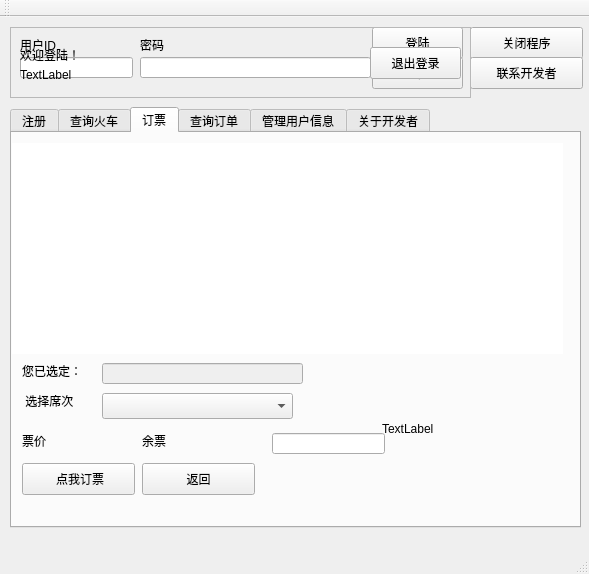
Before: the Qt Designer form QtPartB/mainwindow.ui in peterzheng98/2017-2018-B_DS_TrainTicketBooking, drawn with Qt 5.
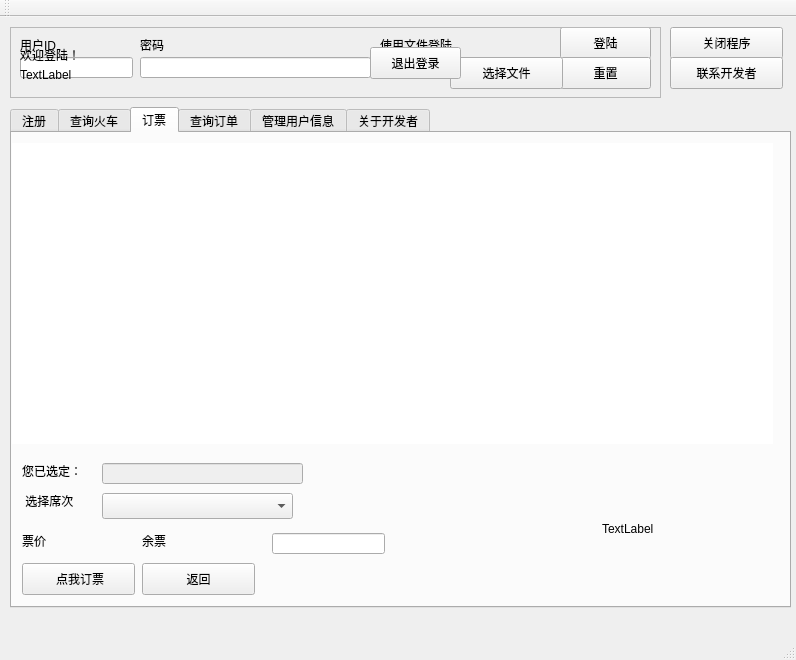
After: the same form once the commit is applied. The open tabs and pages were chosen to show the change. Icons and pictures are not drawn.

Patch:
```diff
--- a/QtPartB/mainwindow.ui
+++ b/QtPartB/mainwindow.ui
@@ -6,8 +6,8 @@
    <rect>
     <x>0</x>
     <y>0</y>
-    <width>589</width>
-    <height>574</height>
+    <width>796</width>
+    <height>660</height>
    </rect>
   </property>
   <property name="windowTitle">
@@ -19,7 +19,7 @@
      <rect>
       <x>10</x>
       <y>10</y>
-      <width>461</width>
+      <width>651</width>
       <height>71</height>
      </rect>
     </property>
@@ -32,7 +32,7 @@
     <widget class="QPushButton" name="login_frame_login">
      <property name="geometry">
       <rect>
-       <x>362</x>
+       <x>550</x>
        <y>0</y>
        <width>91</width>
        <height>32</height>
@@ -45,7 +45,7 @@
     <widget class="QPushButton" name="login_frame_reset">
      <property name="geometry">
       <rect>
-       <x>362</x>
+       <x>550</x>
        <y>30</y>
        <width>91</width>
        <height>32</height>
@@ -110,11 +110,50 @@
       <string>密码</string>
      </property>
     </widget>
+    <widget class="QLabel" name="label_26">
+     <property name="geometry">
+      <rect>
+       <x>370</x>
+       <y>10</y>
+       <width>81</width>
+       <height>16</height>
+      </rect>
+     </property>
+     <property name="text">
+      <string>使用文件登陆</string>
+     </property>
+    </widget>
+    <widget class="QLabel" name="label_35">
+     <property name="geometry">
+      <rect>
+       <x>370</x>
+       <y>30</y>
+       <width>60</width>
+       <height>16</height>
+      </rect>
+     </property>
+     <property name="text">
+      <string>TextLabel</string>
+     </property>
+    </widget>
+    <widget class="QPushButton" name="pushButton_3">
+     <property name="geometry">
+      <rect>
+       <x>440</x>
+       <y>30</y>
+       <width>113</width>
+       <height>32</height>
+      </rect>
+     </property>
+     <property name="text">
+      <string>选择文件</string>
+     </property>
+    </widget>
    </widget>
    <widget class="QPushButton" name="pushButton">
     <property name="geometry">
      <rect>
-      <x>470</x>
+      <x>670</x>
       <y>10</y>
       <width>113</width>
       <height>32</height>
@@ -127,7 +166,7 @@
    <widget class="QPushButton" name="pushButton_2">
     <property name="geometry">
      <rect>
-      <x>470</x>
+      <x>670</x>
       <y>40</y>
       <width>113</width>
       <height>32</height>
@@ -142,8 +181,8 @@
      <rect>
       <x>10</x>
       <y>90</y>
-      <width>571</width>
-      <height>421</height>
+      <width>781</width>
+      <height>501</height>
      </rect>
     </property>
     <property name="styleSheet">
@@ -772,8 +811,8 @@
        <rect>
         <x>0</x>
         <y>0</y>
-        <width>561</width>
-        <height>381</height>
+        <width>771</width>
+        <height>471</height>
        </rect>
       </property>
       <property name="styleSheet">
@@ -790,8 +829,8 @@
         <rect>
          <x>0</x>
          <y>10</y>
-         <width>551</width>
-         <height>211</height>
+         <width>761</width>
+         <height>301</height>
         </rect>
        </property>
       </widget>
@@ -799,7 +838,7 @@
        <property name="geometry">
         <rect>
          <x>10</x>
-         <y>230</y>
+         <y>330</y>
          <width>60</width>
          <height>16</height>
         </rect>
@@ -812,7 +851,7 @@
        <property name="geometry">
         <rect>
          <x>10</x>
-         <y>260</y>
+         <y>360</y>
          <width>71</width>
          <height>16</height>
         </rect>
@@ -825,7 +864,7 @@
        <property name="geometry">
         <rect>
          <x>10</x>
-         <y>330</y>
+         <y>430</y>
          <width>113</width>
          <height>32</height>
         </rect>
@@ -838,7 +877,7 @@
        <property name="geometry">
         <rect>
          <x>130</x>
-         <y>330</y>
+         <y>430</y>
          <width>113</width>
          <height>32</height>
         </rect>
@@ -851,7 +890,7 @@
        <property name="geometry">
         <rect>
          <x>90</x>
-         <y>260</y>
+         <y>360</y>
          <width>191</width>
          <height>26</height>
         </rect>
@@ -861,7 +900,7 @@
        <property name="geometry">
         <rect>
          <x>10</x>
-         <y>300</y>
+         <y>400</y>
          <width>101</width>
          <height>16</height>
         </rect>
@@ -874,7 +913,7 @@
        <property name="geometry">
         <rect>
          <x>130</x>
-         <y>300</y>
+         <y>400</y>
          <width>131</width>
          <height>16</height>
         </rect>
@@ -886,8 +925,8 @@
       <widget class="QLabel" name="tab2_picture">
        <property name="geometry">
         <rect>
-         <x>370</x>
-         <y>230</y>
+         <x>590</x>
+         <y>330</y>
          <width>171</width>
          <height>131</height>
         </rect>
@@ -906,7 +945,7 @@
        <property name="geometry">
         <rect>
          <x>90</x>
-         <y>230</y>
+         <y>330</y>
          <width>201</width>
          <height>21</height>
         </rect>
@@ -916,7 +955,7 @@
        <property name="geometry">
         <rect>
          <x>260</x>
-         <y>300</y>
+         <y>400</y>
          <width>113</width>
          <height>21</height>
         </rect>
@@ -1462,7 +1501,7 @@
      <rect>
       <x>10</x>
       <y>10</y>
-      <width>461</width>
+      <width>651</width>
       <height>71</height>
      </rect>
     </property>
```
Left out of the diff: 69 changed lines with no effect on the pictures.
